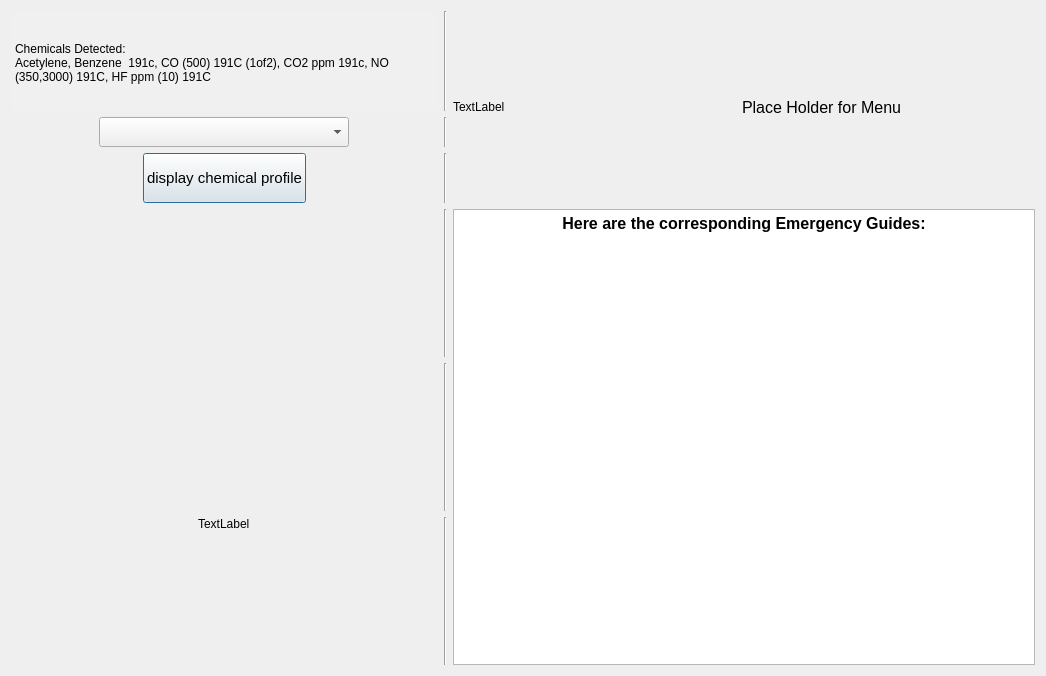
Before: the Qt Designer form cpp_ui/secdialog.ui in zijianKING/Fire_Safety, drawn with Qt 5.
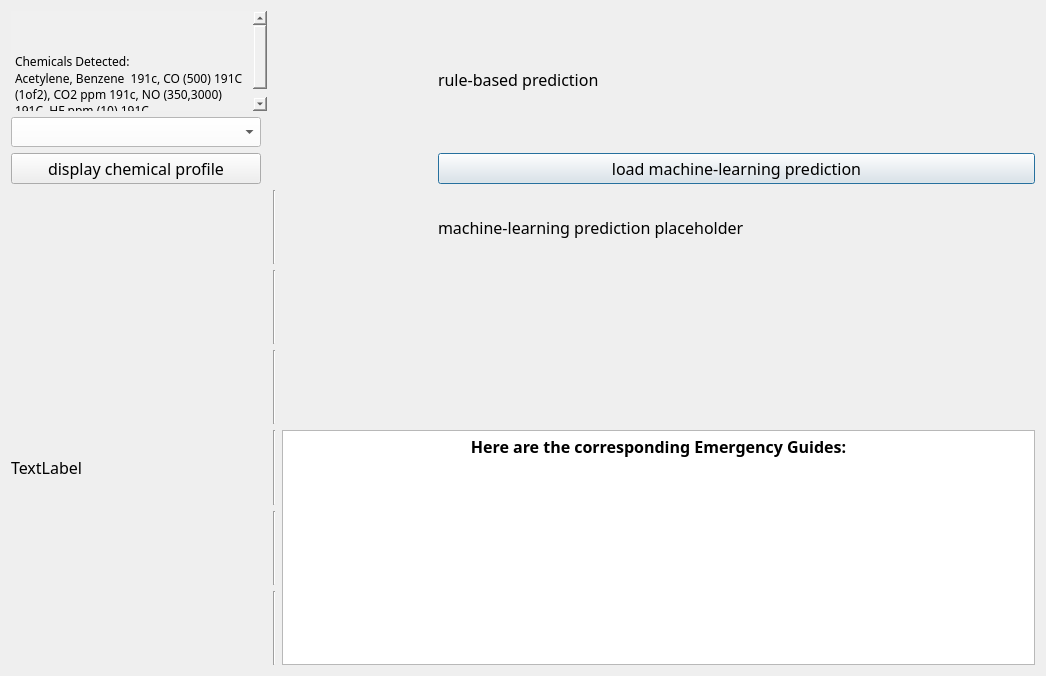
After: the same form once the commit is applied.

```diff
--- a/cpp_ui/secdialog.ui
+++ b/cpp_ui/secdialog.ui
@@ -10,9 +10,22 @@
     <height>676</height>
    </rect>
   </property>
+  <property name="font">
+   <font>
+    <family>Centaur</family>
+    <pointsize>12</pointsize>
+    <weight>50</weight>
+    <italic>false</italic>
+    <bold>false</bold>
+   </font>
+  </property>
   <property name="windowTitle">
    <string>Dialog</string>
   </property>
+  <property name="styleSheet">
+   <string notr="true">
+font: 12pt &quot;Centaur&quot;;</string>
+  </property>
   <layout class="QGridLayout" name="gridLayout_2">
    <item row="0" column="0">
     <layout class="QGridLayout" name="gridLayout">
@@ -22,60 +35,116 @@
      <property name="horizontalSpacing">
       <number>6</number>
      </property>
-     <item row="9" column="2">
-      <widget class="Line" name="line_3">
-       <property name="orientation">
-        <enum>Qt::Vertical</enum>
-       </property>
-      </widget>
-     </item>
-     <item row="4" column="1" alignment="Qt::AlignHCenter">
-      <widget class="QPushButton" name="pushButton">
-       <property name="sizePolicy">
-        <sizepolicy hsizetype="Maximum" vsizetype="Maximum">
-         <horstretch>0</horstretch>
-         <verstretch>0</verstretch>
-        </sizepolicy>
-       </property>
-       <property name="minimumSize">
-        <size>
-         <width>80</width>
-         <height>0</height>
-        </size>
-       </property>
-       <property name="maximumSize">
-        <size>
-         <width>250</width>
-         <height>50</height>
-        </size>
-       </property>
-       <property name="font">
-        <font>
-         <pointsize>11</pointsize>
-         <weight>50</weight>
-         <bold>false</bold>
-        </font>
-       </property>
-       <property name="text">
-        <string>display chemical profile</string>
-       </property>
-      </widget>
-     </item>
-     <item row="8" column="1">
+     <item row="9" column="1">
       <widget class="QLabel" name="label_3">
        <property name="text">
         <string/>
        </property>
       </widget>
      </item>
+     <item row="8" column="3" rowspan="3" colspan="2">
+      <widget class="QTextBrowser" name="textBrowser">
+       <property name="enabled">
+        <bool>true</bool>
+       </property>
+       <property name="sizePolicy">
+        <sizepolicy hsizetype="Preferred" vsizetype="Preferred">
+         <horstretch>0</horstretch>
+         <verstretch>0</verstretch>
+        </sizepolicy>
+       </property>
+       <property name="html">
+        <string>&lt;!DOCTYPE HTML PUBLIC &quot;-//W3C//DTD HTML 4.0//EN&quot; &quot;http://www.w3.org/TR/REC-html40/strict.dtd&quot;&gt;
+&lt;html&gt;&lt;head&gt;&lt;meta name=&quot;qrichtext&quot; content=&quot;1&quot; /&gt;&lt;style type=&quot;text/css&quot;&gt;
+p, li { white-space: pre-wrap; }
+&lt;/style&gt;&lt;/head&gt;&lt;body style=&quot; font-family:'Centaur'; font-size:12pt; font-weight:400; font-style:normal;&quot;&gt;
+&lt;p align=&quot;center&quot; style=&quot; margin-top:0px; margin-bottom:0px; margin-left:0px; margin-right:0px; -qt-block-indent:0; text-indent:0px;&quot;&gt;&lt;span style=&quot; font-family:'MS Shell Dlg 2'; font-weight:600;&quot;&gt;Here are the corresponding Emergency Guides:&lt;/span&gt;&lt;/p&gt;&lt;/body&gt;&lt;/html&gt;</string>
+       </property>
+      </widget>
+     </item>
+     <item row="4" column="2">
+      <widget class="Line" name="line_5">
+       <property name="orientation">
+        <enum>Qt::Vertical</enum>
+       </property>
+      </widget>
+     </item>
      <item row="8" column="2">
+      <widget class="Line" name="line_2">
+       <property name="orientation">
+        <enum>Qt::Vertical</enum>
+       </property>
+      </widget>
+     </item>
+     <item row="10" column="2">
+      <widget class="Line" name="line_3">
+       <property name="orientation">
+        <enum>Qt::Vertical</enum>
+       </property>
+      </widget>
+     </item>
+     <item row="0" column="4" rowspan="2">
+      <widget class="QLabel" name="label_5">
+       <property name="text">
+        <string>rule-based prediction</string>
+       </property>
+      </widget>
+     </item>
+     <item row="3" column="3" rowspan="3">
+      <widget class="QLabel" name="label">
+       <property name="sizePolicy">
+        <sizepolicy hsizetype="Preferred" vsizetype="Preferred">
+         <horstretch>0</horstretch>
+         <verstretch>0</verstretch>
+        </sizepolicy>
+       </property>
+       <property name="maximumSize">
+        <size>
+         <width>150</width>
+         <height>150</height>
+        </size>
+       </property>
+       <property name="text">
+        <string/>
+       </property>
+      </widget>
+     </item>
+     <item row="3" column="4">
+      <widget class="QLabel" name="label_4">
+       <property name="text">
+        <string>machine-learning prediction placeholder</string>
+       </property>
+      </widget>
+     </item>
+     <item row="9" column="2">
       <widget class="Line" name="line">
        <property name="orientation">
         <enum>Qt::Vertical</enum>
        </property>
       </widget>
      </item>
-     <item row="2" column="1">
+     <item row="5" column="2">
+      <widget class="Line" name="line_6">
+       <property name="orientation">
+        <enum>Qt::Vertical</enum>
+       </property>
+      </widget>
+     </item>
+     <item row="3" column="2">
+      <widget class="Line" name="line_4">
+       <property name="orientation">
+        <enum>Qt::Vertical</enum>
+       </property>
+      </widget>
+     </item>
+     <item row="2" column="4">
+      <widget class="QPushButton" name="pushButton_2">
+       <property name="text">
+        <string>load machine-learning prediction</string>
+       </property>
+      </widget>
+     </item>
+     <item row="0" column="1">
       <widget class="QTextBrowser" name="DetectedText">
        <property name="sizePolicy">
         <sizepolicy hsizetype="Preferred" vsizetype="Preferred">
@@ -105,14 +174,14 @@
         <string>&lt;!DOCTYPE HTML PUBLIC &quot;-//W3C//DTD HTML 4.0//EN&quot; &quot;http://www.w3.org/TR/REC-html40/strict.dtd&quot;&gt;
 &lt;html&gt;&lt;head&gt;&lt;meta name=&quot;qrichtext&quot; content=&quot;1&quot; /&gt;&lt;style type=&quot;text/css&quot;&gt;
 p, li { white-space: pre-wrap; }
-&lt;/style&gt;&lt;/head&gt;&lt;body style=&quot; font-family:'MS Shell Dlg 2'; font-size:8.25pt; font-weight:400; font-style:normal;&quot;&gt;
-&lt;p align=&quot;center&quot; style=&quot;-qt-paragraph-type:empty; margin-top:0px; margin-bottom:0px; margin-left:0px; margin-right:0px; -qt-block-indent:0; text-indent:0px;&quot;&gt;&lt;br /&gt;&lt;/p&gt;
-&lt;p style=&quot; margin-top:0px; margin-bottom:0px; margin-left:0px; margin-right:0px; -qt-block-indent:0; text-indent:0px;&quot;&gt;&lt;span style=&quot; font-size:9pt; color:#000000;&quot;&gt;&lt;br /&gt;Chemicals Detected:&lt;/span&gt;&lt;/p&gt;
-&lt;p style=&quot; margin-top:0px; margin-bottom:0px; margin-left:0px; margin-right:0px; -qt-block-indent:0; text-indent:0px;&quot;&gt;&lt;span style=&quot; font-size:9pt; color:#000000;&quot;&gt;Acetylene, Benzene  191c, CO (500) 191C (1of2), CO2 ppm 191c, NO (350,3000) 191C, HF ppm (10) 191C&lt;/span&gt;&lt;/p&gt;&lt;/body&gt;&lt;/html&gt;</string>
+&lt;/style&gt;&lt;/head&gt;&lt;body style=&quot; font-family:'Centaur'; font-size:12pt; font-weight:400; font-style:normal;&quot;&gt;
+&lt;p align=&quot;center&quot; style=&quot;-qt-paragraph-type:empty; margin-top:0px; margin-bottom:0px; margin-left:0px; margin-right:0px; -qt-block-indent:0; text-indent:0px; font-family:'MS Shell Dlg 2'; font-size:8.25pt;&quot;&gt;&lt;br /&gt;&lt;/p&gt;
+&lt;p style=&quot; margin-top:0px; margin-bottom:0px; margin-left:0px; margin-right:0px; -qt-block-indent:0; text-indent:0px;&quot;&gt;&lt;span style=&quot; font-family:'MS Shell Dlg 2'; font-size:9pt; color:#000000;&quot;&gt;&lt;br /&gt;Chemicals Detected:&lt;/span&gt;&lt;/p&gt;
+&lt;p style=&quot; margin-top:0px; margin-bottom:0px; margin-left:0px; margin-right:0px; -qt-block-indent:0; text-indent:0px;&quot;&gt;&lt;span style=&quot; font-family:'MS Shell Dlg 2'; font-size:9pt; color:#000000;&quot;&gt;Acetylene, Benzene  191c, CO (500) 191C (1of2), CO2 ppm 191c, NO (350,3000) 191C, HF ppm (10) 191C&lt;/span&gt;&lt;/p&gt;&lt;/body&gt;&lt;/html&gt;</string>
        </property>
       </widget>
      </item>
-     <item row="3" column="1" alignment="Qt::AlignHCenter">
+     <item row="1" column="1">
       <widget class="QComboBox" name="comboBox">
        <property name="sizePolicy">
         <sizepolicy hsizetype="Preferred" vsizetype="Preferred">
@@ -134,98 +203,57 @@
        </property>
        <property name="font">
         <font>
+         <family>Centaur</family>
          <pointsize>12</pointsize>
+         <weight>50</weight>
+         <italic>false</italic>
+         <bold>false</bold>
         </font>
        </property>
-      </widget>
-     </item>
-     <item row="7" column="2">
-      <widget class="Line" name="line_2">
-       <property name="orientation">
-        <enum>Qt::Vertical</enum>
+       <property name="styleSheet">
+        <string notr="true">background: rgb(255, 255, 255)</string>
        </property>
       </widget>
      </item>
-     <item row="7" column="3" rowspan="3" colspan="2">
-      <widget class="QTextBrowser" name="textBrowser">
-       <property name="enabled">
-        <bool>true</bool>
-       </property>
+     <item row="2" column="1">
+      <widget class="QPushButton" name="pushButton">
        <property name="sizePolicy">
-        <sizepolicy hsizetype="Preferred" vsizetype="Preferred">
+        <sizepolicy hsizetype="Maximum" vsizetype="Maximum">
          <horstretch>0</horstretch>
          <verstretch>0</verstretch>
         </sizepolicy>
        </property>
-       <property name="html">
-        <string>&lt;!DOCTYPE HTML PUBLIC &quot;-//W3C//DTD HTML 4.0//EN&quot; &quot;http://www.w3.org/TR/REC-html40/strict.dtd&quot;&gt;
-&lt;html&gt;&lt;head&gt;&lt;meta name=&quot;qrichtext&quot; content=&quot;1&quot; /&gt;&lt;style type=&quot;text/css&quot;&gt;
-p, li { white-space: pre-wrap; }
-&lt;/style&gt;&lt;/head&gt;&lt;body style=&quot; font-family:'MS Shell Dlg 2'; font-size:8.25pt; font-weight:400; font-style:normal;&quot;&gt;
-&lt;p align=&quot;center&quot; style=&quot; margin-top:0px; margin-bottom:0px; margin-left:0px; margin-right:0px; -qt-block-indent:0; text-indent:0px;&quot;&gt;&lt;span style=&quot; font-size:12pt; font-weight:600;&quot;&gt;Here are the corresponding Emergency Guides:&lt;/span&gt;&lt;/p&gt;&lt;/body&gt;&lt;/html&gt;</string>
+       <property name="minimumSize">
+        <size>
+         <width>80</width>
+         <height>0</height>
+        </size>
        </property>
-      </widget>
-     </item>
-     <item row="2" column="4" rowspan="3" alignment="Qt::AlignHCenter">
-      <widget class="QLabel" name="label_4">
+       <property name="maximumSize">
+        <size>
+         <width>250</width>
+         <height>50</height>
+        </size>
+       </property>
        <property name="font">
         <font>
+         <family>Centaur</family>
          <pointsize>12</pointsize>
+         <weight>50</weight>
+         <italic>false</italic>
+         <bold>false</bold>
         </font>
        </property>
-       <property name="text">
-        <string>Place Holder for Menu</string>
+       <property name="styleSheet">
+        <string notr="true"/>
        </property>
-      </widget>
-     </item>
-     <item row="2" column="3" rowspan="3">
-      <widget class="QLabel" name="label">
-       <property name="sizePolicy">
-        <sizepolicy hsizetype="Preferred" vsizetype="Preferred">
-         <horstretch>0</horstretch>
-         <verstretch>0</verstretch>
-        </sizepolicy>
-       </property>
-       <property name="maximumSize">
-        <size>
-         <width>150</width>
-         <height>150</height>
-        </size>
-       </property>
        <property name="text">
-        <string>TextLabel</string>
+        <string>display chemical profile</string>
        </property>
       </widget>
      </item>
-     <item row="2" column="2">
-      <widget class="Line" name="line_4">
-       <property name="orientation">
-        <enum>Qt::Vertical</enum>
-       </property>
-      </widget>
-     </item>
-     <item row="3" column="2">
-      <widget class="Line" name="line_5">
-       <property name="orientation">
-        <enum>Qt::Vertical</enum>
-       </property>
-      </widget>
-     </item>
-     <item row="4" column="2">
-      <widget class="Line" name="line_6">
-       <property name="orientation">
-        <enum>Qt::Vertical</enum>
-       </property>
-      </widget>
-     </item>
-     <item row="9" column="1" alignment="Qt::AlignHCenter|Qt::AlignTop">
+     <item row="8" column="1">
       <widget class="QLabel" name="label_2">
-       <property name="minimumSize">
-        <size>
-         <width>20</width>
-         <height>0</height>
-        </size>
-       </property>
        <property name="text">
         <string>TextLabel</string>
        </property>
```
